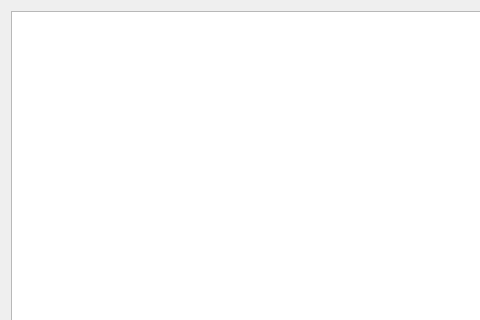
Deltachi/Tally_Teamproject, file TallyOnRaspberry/buywidget.ui: the form before one commit; both pictures show x 0 to 480 and y 0 to 320 of the 1012 by 640 pixel window.
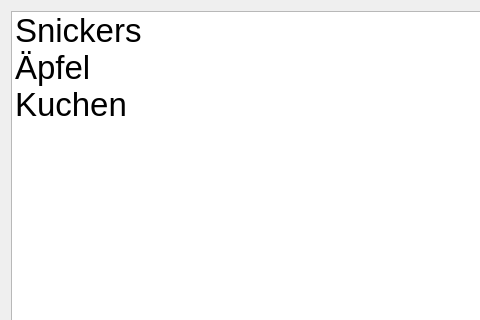
The form after the commit.

```diff
--- a/TallyOnRaspberry/buywidget.ui
+++ b/TallyOnRaspberry/buywidget.ui
@@ -17,7 +17,28 @@
    <item row="0" column="0">
     <layout class="QHBoxLayout" name="horizontalLayout" stretch="1,1">
      <item>
-      <widget class="QListView" name="listView_2"/>
+      <widget class="QListWidget" name="listWidget">
+       <property name="font">
+        <font>
+         <pointsize>25</pointsize>
+        </font>
+       </property>
+       <item>
+        <property name="text">
+         <string>Snickers</string>
+        </property>
+       </item>
+       <item>
+        <property name="text">
+         <string>Äpfel</string>
+        </property>
+       </item>
+       <item>
+        <property name="text">
+         <string>Kuchen</string>
+        </property>
+       </item>
+      </widget>
      </item>
      <item>
       <layout class="QGridLayout" name="gridLayout_port"/>
```
